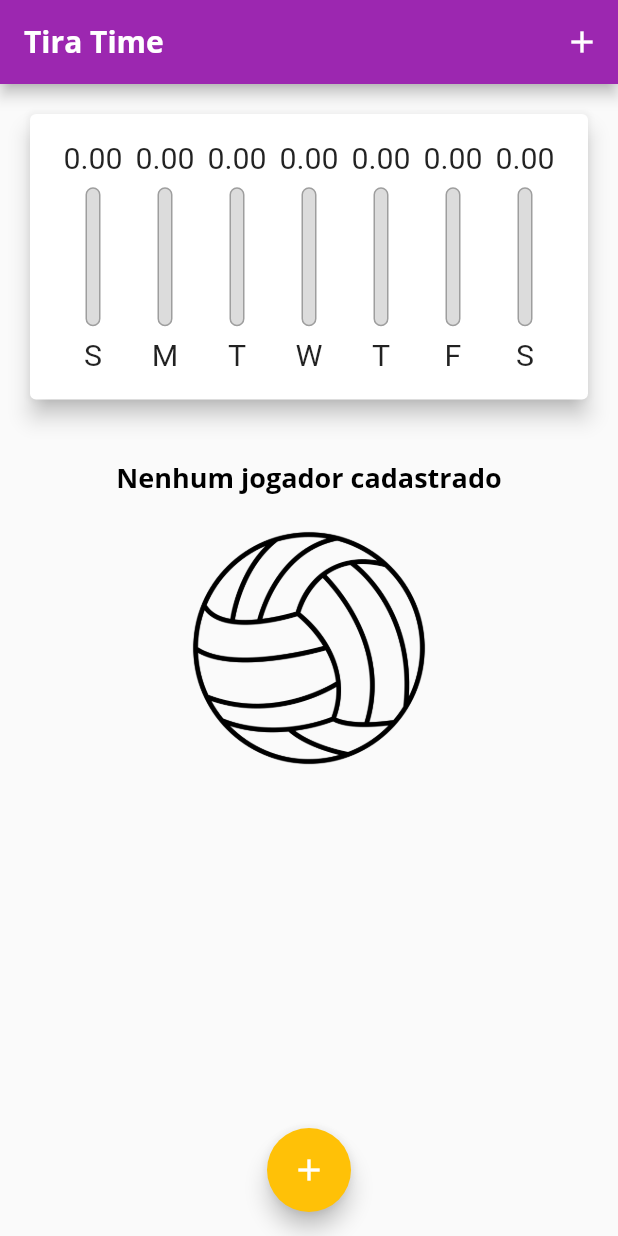
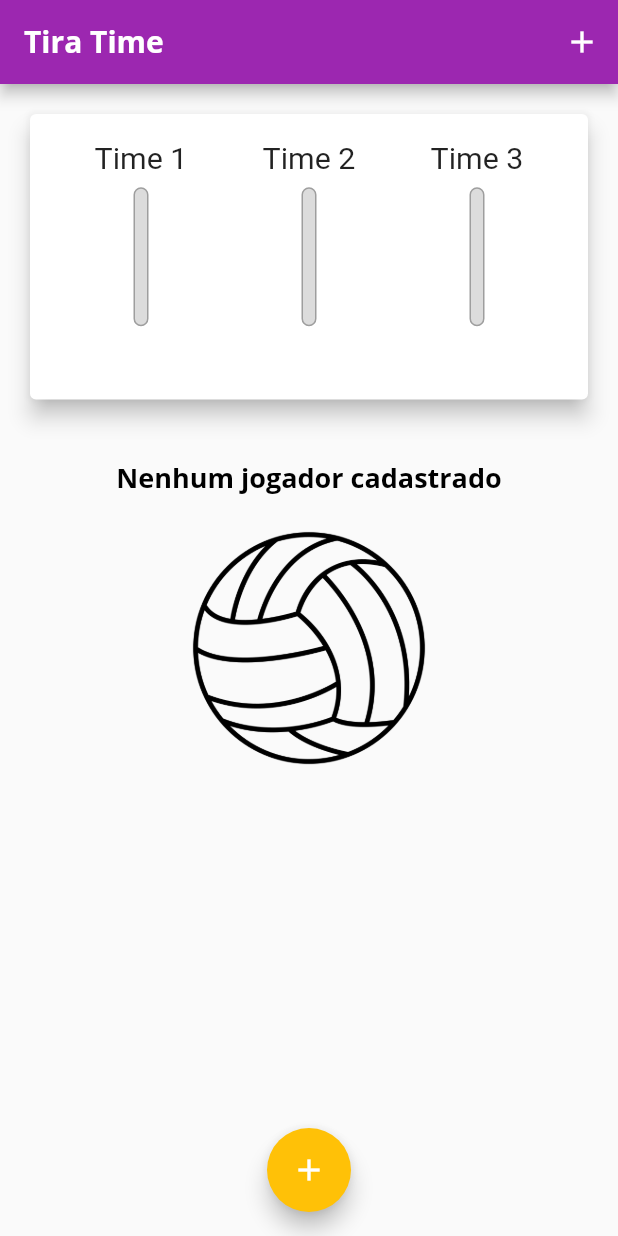
Before and after one commit to lucasfm92/tiraTime, a Flutter app: the screen it shows after launch, on a phone screen of 412 x 824 dp. Run offline on Flutter 3.47's test engine with Material 2 defaults, Android fonts, the phone set to English and light mode, and no system bars.

Commit message:
ajuste 3

```diff
--- a/lib/components/chart.dart
+++ b/lib/components/chart.dart
@@ -11,26 +11,15 @@ class Chart extends StatelessWidget {
 
   List<Map<String, Object>> get groupedTransactions {
     return List.generate(
-      7,
+      3,
       ((index) {
-        final weekDay = DateTime.now().subtract(
-          Duration(days: index),
-        );
-
-        double totalSum = 0.0;
+        final numeroDoTime = index+1;
 
         return {
-          'day': DateFormat.E().format(weekDay)[0],
-          'value': totalSum,
+          'day': 'Time ${numeroDoTime}',
         };
       }),
-    ).reversed.toList();
-  }
-
-  double get _weekTotalValue {
-    return groupedTransactions.fold(0, (sum, tr) {
-      return sum + (tr['value'] as double);
-    });
+    );
   }
 
   @override
@@ -48,11 +37,7 @@ class Chart extends StatelessWidget {
                 return Flexible(
                   fit: FlexFit.tight,
                   child: ChartBar(
-                      label: tr['day'] as String,
-                      value: tr['value'] as double,
-                      percentage: _weekTotalValue == 0
-                          ? 0
-                          : (tr['value'] as double) / _weekTotalValue),
+                      label: tr['day'] as String,),
                 );
               }).toList()),
         ),
--- a/lib/components/chart_bar.dart
+++ b/lib/components/chart_bar.dart
@@ -2,14 +2,10 @@ import 'package:flutter/material.dart';
 
 class ChartBar extends StatelessWidget {
   final String? label;
-  final double? value;
-  final double? percentage;
 
   const ChartBar({
     Key? key,
     this.label,
-    this.value,
-    this.percentage,
   }) : super(key: key);
 
   @override
@@ -20,9 +16,7 @@ class ChartBar extends StatelessWidget {
           children: [
             SizedBox(
               height: constraints.maxHeight * 0.15,
-              child: FittedBox(
-                child: Text(value!.toStringAsFixed(2)),
-              ),
+              child: FittedBox(child: Text(label!)),
             ),
             SizedBox(height: constraints.maxHeight * 0.05),
             SizedBox(
@@ -41,23 +35,10 @@ class ChartBar extends StatelessWidget {
                       borderRadius: BorderRadius.circular(5),
                     ),
                   ),
-                  FractionallySizedBox(
-                    heightFactor: percentage,
-                    child: Container(
-                      decoration: BoxDecoration(
-                        color: Theme.of(context).colorScheme.primary,
-                        borderRadius: BorderRadius.circular(5),
-                      ),
-                    ),
-                  )
                 ],
               ),
             ),
             SizedBox(height: constraints.maxHeight * 0.05),
-            SizedBox(
-              height: constraints.maxHeight * 0.15,
-              child: FittedBox(child: Text(label!)),
-            ),
           ],
         );
       },
```
